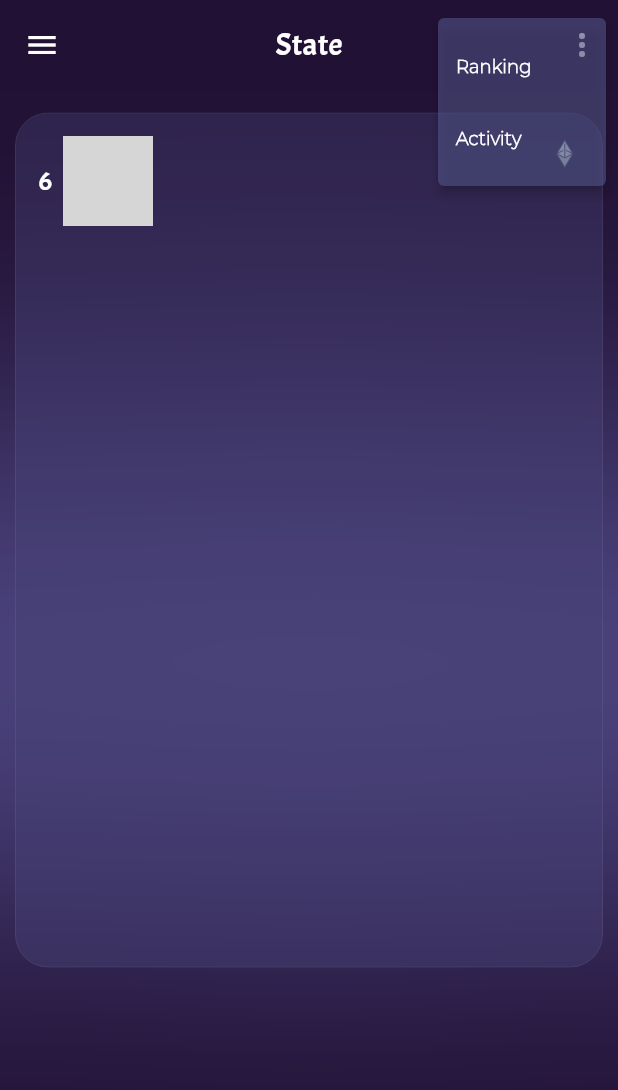
After one commit to MarkMagdyShawky/mini_nft_marketplace, a Flutter app: the StatePage screen opened by its route, after a tap on the "more vert" icon, on a phone screen of 412 x 824 dp. The commit adds this screen. Shown: the top 1090 px of the screen. Run offline on Flutter 3.47's test engine with Material 3 defaults, Android fonts, the phone set to English and light mode, and no system bars; our stand-ins replace like_button; grey boxes are pictures that could not be loaded.

Commit message:
custom card widget for state page

```diff
--- a/lib/presentation/state/screens/statePage.dart
+++ b/lib/presentation/state/screens/statePage.dart
@@ -1,42 +1,78 @@
+import 'dart:ui';
+
+import 'package:flutter/cupertino.dart';
 import 'package:flutter/material.dart';
 import 'package:mini_nft_marketplace/core/resources/MarkDrawer.dart';
 import 'package:mini_nft_marketplace/core/resources/colorManager.dart';
+import 'package:mini_nft_marketplace/core/resources/stringManagement.dart';
+import 'package:mini_nft_marketplace/presentation/state/widgets/StateImageBackground.dart';
+import 'package:mini_nft_marketplace/presentation/state/widgets/customCardStatePage.dart';
+import 'package:mini_nft_marketplace/presentation/state/widgets/stateCardBackground.dart';
 
 import '../../../core/resources/TextManager.dart';
+import '../../../core/resources/imageManager.dart';
 
 class StatePage extends StatelessWidget {
   const StatePage({super.key});
 
   @override
   Widget build(BuildContext context) {
+    double heightScreen = MediaQuery.of(context).size.height;
+
     return Scaffold(
       backgroundColor: kBackgroundColor2,
       drawer: MarkDrawer(),
       appBar: AppBar(
         backgroundColor: kBackgroundColor2,
         toolbarHeight: 60,
-        title: TextManagerNormal(myText: "State", FontSize: 21),
+        title: TextManagerNormal(
+            myText: StringManager.StatePagTitle, FontSize: 21),
         iconTheme: IconThemeData(color: kFontColor1),
         centerTitle: true,
         actions: [
-          TabBar(indicatorColor: kFontColor1,tabs: [
-            Tab(
-              icon: Icon(Icons.stacked_bar_chart),
-              text: "Active",
-            ),
-            Tab(
-              icon: Icon(Icons.stacked_bar_chart),
-              text: "Active",
-
-            ),
-          ])
+          PopupMenuButton(
+              color: kPrimaryColor.withOpacity(0.5),
+              offset: Offset(6, 6),
+              itemBuilder: (context) => [
+                    PopupMenuItem(
+                        child: TextManagerThin(
+                            myText: StringManager.StatePageRanking,
+                            FontSize: 12),
+                        value: "Ranking"),
+                    PopupMenuItem(
+                        child: TextManagerThin(
+                            myText: StringManager.StatePageActivity,
+                            FontSize: 12),
+                        value: "Activity")
+                  ])
         ],
+        // actions: [
+        //   TabBar(indicatorColor: kFontColor1,tabs: [
+        //     Tab(
+        //       icon: Icon(Icons.stacked_bar_chart),
+        //       text: "Active",
+        //     ),
+        //     Tab(
+        //       icon: Icon(Icons.stacked_bar_chart),
+        //       text: "Active",
+        //
+        //     ),
+        //   ])
+        // ],
       ),
       body: SafeArea(
-        child: ListView(
-          children: [],
-        ),
-      ),
+          child: Stack(
+        children: [
+          // for background
+          StateImageBackground(),
+          StateCardBackground(),
+          // Card
+          // ListView.separated(
+          //   itemCount: ,
+          // ),
+          CustomCardStatePage(index: "6", cardImage: "", cardTitle: "", cardSubtitle: "", price: "", percent: ""),
+        ],
+      )),
     );
   }
 }
--- /dev/null
+++ b/lib/presentation/state/widgets/customCardStatePage.dart
@@ -0,0 +1,109 @@
+import 'dart:ui';
+
+import 'package:flutter/cupertino.dart';
+import 'package:flutter/material.dart';
+
+import '../../../core/resources/TextManager.dart';
+import '../../../core/resources/colorManager.dart';
+import '../../../core/resources/imageManager.dart';
+
+class CustomCardStatePage extends StatelessWidget {
+  final String index;
+  final String cardImage;
+  final String cardTitle;
+  final String cardSubtitle;
+  final String price;
+  final String percent;
+  const CustomCardStatePage({super.key, required this.index, required this.cardImage, required this.cardTitle, required this.cardSubtitle, required this.price, required this.percent});
+
+  @override
+  Widget build(BuildContext context) {
+    return   Container(
+      padding: EdgeInsets.symmetric(vertical: 15, horizontal: 10),
+      width: double.infinity,
+      height: 600,
+      child: ClipRRect(
+        borderRadius: BorderRadius.circular(22),
+        child: BackdropFilter(
+          filter: ImageFilter.blur(sigmaX: 100, sigmaY: 100),
+          child: Container(
+              decoration: BoxDecoration(
+                borderRadius: BorderRadius.circular(22),
+                color: kPrimaryColor.withOpacity(0.2),
+                border: Border.all(
+                    color: Colors.white.withOpacity(0.1), width: 0.5),
+              ),
+              child: Container(
+                padding:
+                EdgeInsets.symmetric(horizontal: 15, vertical: 15),
+                child: Row(
+                  mainAxisAlignment: MainAxisAlignment.spaceBetween,
+                  children: [
+                    // Left ... num - image - 2 txt
+                    Row(
+                      crossAxisAlignment: CrossAxisAlignment.start,
+                      children: [
+                        // num & image
+                        Row(
+                          crossAxisAlignment: CrossAxisAlignment.center,
+                          children: [
+                            TextManagerNormal(myText: index, FontSize: 18),
+                            SizedBox(
+                              width: 7,
+                            ),
+                            ClipRRect(
+                              borderRadius: BorderRadius.circular(15),
+                              child: Image(
+                                image:
+                                AssetImage(cardImage),
+                                width: 60,
+                                height: 60,
+                                fit: BoxFit.cover,
+                              ),
+                            ),
+                          ],
+                        ),
+                        SizedBox(
+                          width: 14,
+                        ),
+                        // 2 texts
+                        Column(
+                          crossAxisAlignment: CrossAxisAlignment.start,
+                          children: [
+                            TextManagerNormal(
+                                myText: cardTitle, FontSize: 20),
+                            SizedBox(
+                              height:7,
+                            ),
+                            Text( cardSubtitle , style: TextStyle(fontSize: 13 , color: kFontColor1.withOpacity(0.5) , fontFamily: "Montserrat-ExtraLight" , fontWeight: FontWeight.w600),),
+
+                          ],
+                        )
+                      ],
+                    ),
+                    //   Right .... icon - 2 txt
+                    Column(
+                      crossAxisAlignment: CrossAxisAlignment.end,
+                      children: [
+                        Row(
+                          children: [
+                            Image(
+                              image: AssetImage(ImageManager.ethereumHomePage),
+                              width: 20,
+                              height: 20,
+                            ),
+                            TextManagerNormal(myText:price, FontSize: 17),
+                          ],
+                        ),
+                        SizedBox(height: 7,),
+                        Text(percent , style: TextStyle(fontSize: 13 , color: Colors.green , fontFamily: "Montserrat-ExtraLight" , fontWeight: FontWeight.w600),),
+                      ],
+                    ),
+                  ],
+                ),
+              )),
+        ),
+      ),
+    );
+  }
+}
```
